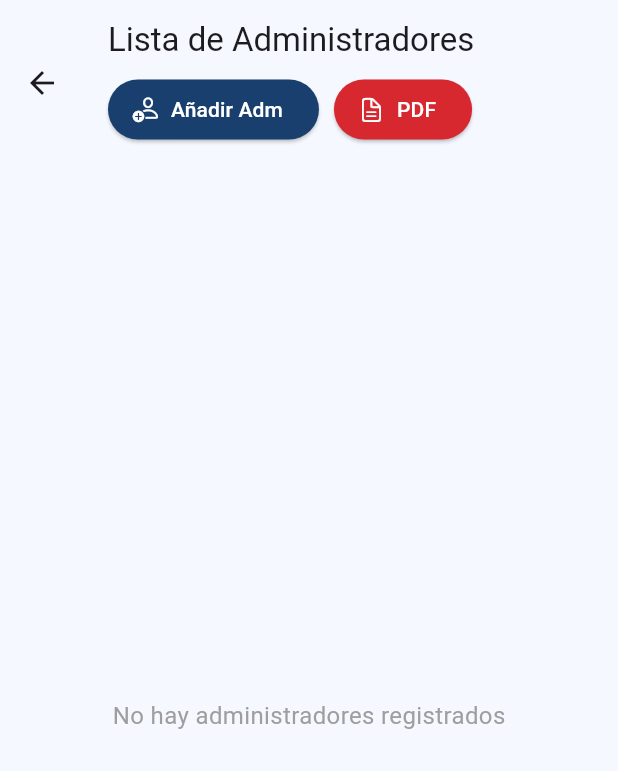
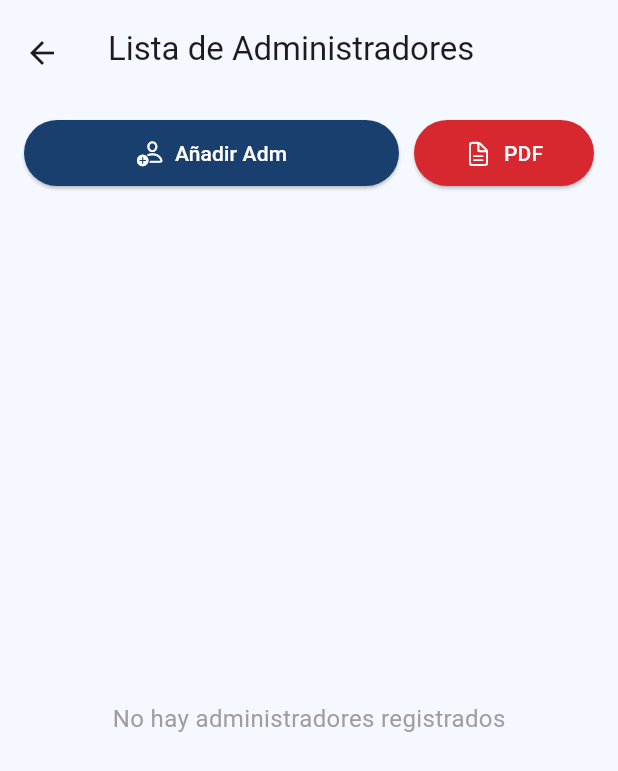
Before and after one commit to ESLEDA/grupo_sat_flutter, a Flutter app: the ListaAdmPage screen opened directly, on a phone screen of 412 x 824 dp. Shown: the top 771 px of the screen. Run offline on Flutter 3.47's test engine with Material 3 defaults, Android fonts, the light colour scheme and no system bars; our stand-ins replace cloud_firestore, equatable, firebase_auth, firebase_core, flutter_bloc, pdf and 1 more; accounts and stored records are empty.

Commit message:
quite botónes fuera del appbar

```diff
--- a/lib/features/auth/presentation/pagesAdmin/lista_adm_pages/lista_adm_page.dart
+++ b/lib/features/auth/presentation/pagesAdmin/lista_adm_pages/lista_adm_page.dart
@@ -199,14 +199,24 @@ class _ListaAdmPageState extends State<ListaAdmPage> {
       backgroundColor: const Color(0xFFF5F8FF),
       appBar: AppBar(
         backgroundColor: const Color(0xFFF5F8FF),
-        title: Column(
+        title: const Column(
           crossAxisAlignment: CrossAxisAlignment.start,
           children: [
-            const Text('Lista de Administradores'),
-            const SizedBox(height: 8),
-            Row(
+            Text('Lista de Administradores'),
+            SizedBox(height: 4),
+          ],
+        ),
+        toolbarHeight: 70, // Altura reducida para que coincida con marcas_page
+      ),
+      body: Column(
         children: [
-                ElevatedButton.icon(
+          // Fila de botones, ahora con estilo similar a marcas_page
+          Padding(
+            padding: const EdgeInsets.symmetric(horizontal: 16.0, vertical: 8.0),
+            child: Row(
+              children: [
+                Expanded(
+                  child: ElevatedButton.icon(
                     onPressed: () {
                       // Navegar a la página de registro de administrador
                       Navigator.push(
@@ -224,10 +234,14 @@ class _ListaAdmPageState extends State<ListaAdmPage> {
                     style: ElevatedButton.styleFrom(
                       backgroundColor: const Color(0xFF193F6E),
                       foregroundColor: Colors.white,
+                      padding: const EdgeInsets.symmetric(vertical: 12),
+                    ),
                   ),
                 ),
                 const SizedBox(width: 10),
-                ElevatedButton.icon(
+                SizedBox(
+                  width: 120, // Ancho fijo para el botón PDF
+                  child: ElevatedButton.icon(
                     onPressed: _isGeneratingPdf ? null : _showPrintPreview,
                     icon: _isGeneratingPdf
                       ? const SizedBox(
@@ -243,17 +257,14 @@ class _ListaAdmPageState extends State<ListaAdmPage> {
                     style: ElevatedButton.styleFrom(
                       backgroundColor: const Color(0xFFD7282F),
                       foregroundColor: Colors.white,
+                      padding: const EdgeInsets.symmetric(vertical: 12),
+                    ),
                   ),
                 ),
               ],
             ),
-          ],
           ),
-        toolbarHeight: 110, // Aumentar la altura para acomodar los botones
-      ),
-      body: Column(
-        children: [
-          const SizedBox(height: 20),
+
           // Lista de administradores
           Expanded(
             child: _isLoading
@@ -282,7 +293,6 @@ class _ListaAdmPageState extends State<ListaAdmPage> {
           ),
         ],
       ),
-      // Ya no necesitamos el FAB porque los botones están en el AppBar
     );
   }
 }
```
Lines whose indentation alone changed are shown as unchanged.
